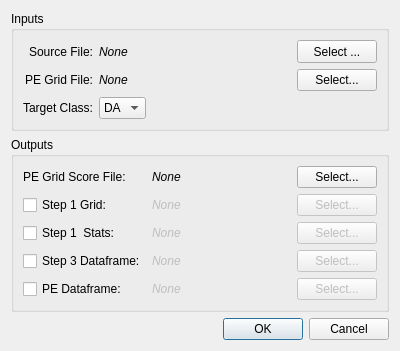
This is QTForms/RunPEDlg.ui in NETL-RIC/URC-Assessment-Method as Qt 5 draws it before an edit. The edited form follows.
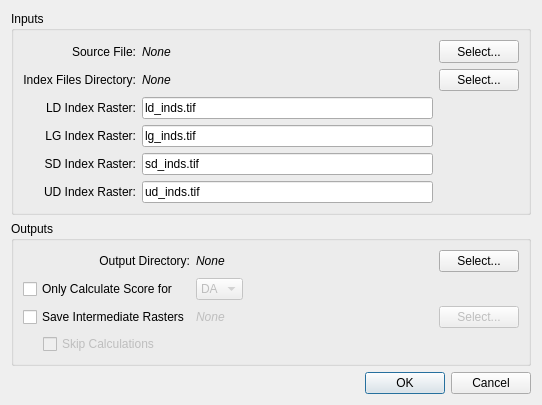
This is the edited form. Custom widgets are drawn as their Qt base class.

```diff
--- a/QTForms/RunPEDlg.ui
+++ b/QTForms/RunPEDlg.ui
@@ -6,8 +6,8 @@
    <rect>
     <x>0</x>
     <y>0</y>
-    <width>400</width>
-    <height>336</height>
+    <width>542</width>
+    <height>396</height>
    </rect>
   </property>
   <property name="windowTitle">
@@ -22,18 +22,25 @@
      <property name="title">
       <string>Inputs</string>
      </property>
-     <layout class="QGridLayout" name="gridLayout" columnstretch="0,0,0,0">
+     <layout class="QGridLayout" name="gridLayout" columnstretch="0,1,0">
       <property name="sizeConstraint">
        <enum>QLayout::SetMaximumSize</enum>
       </property>
+      <item row="3" column="0">
+       <widget class="QLabel" name="label_7">
+        <property name="text">
+         <string>LG Index Raster:</string>
+        </property>
+        <property name="alignment">
+         <set>Qt::AlignRight|Qt::AlignTrailing|Qt::AlignVCenter</set>
+        </property>
+        <property name="indent">
+         <number>-1</number>
+        </property>
+       </widget>
+      </item>
       <item row="1" column="1">
-       <widget class="ElideLabel" name="gridFileLbl">
-        <property name="sizePolicy">
-         <sizepolicy hsizetype="Minimum" vsizetype="Preferred">
-          <horstretch>0</horstretch>
-          <verstretch>0</verstretch>
-         </sizepolicy>
-        </property>
+       <widget class="ElideLabel" name="indexDirLbl">
         <property name="font">
          <font>
           <italic>true</italic>
@@ -44,43 +51,23 @@
         </property>
        </widget>
       </item>
-      <item row="0" column="0">
-       <widget class="QLabel" name="label">
+      <item row="2" column="0">
+       <widget class="QLabel" name="label_6">
         <property name="text">
-         <string>Source File:</string>
+         <string>LD Index Raster:</string>
         </property>
         <property name="alignment">
          <set>Qt::AlignRight|Qt::AlignTrailing|Qt::AlignVCenter</set>
         </property>
-       </widget>
-      </item>
-      <item row="1" column="0">
-       <widget class="QLabel" name="label_2">
-        <property name="text">
-         <string>PE Grid File:</string>
+        <property name="indent">
+         <number>-1</number>
         </property>
-        <property name="alignment">
-         <set>Qt::AlignRight|Qt::AlignTrailing|Qt::AlignVCenter</set>
-        </property>
        </widget>
       </item>
-      <item row="2" column="2">
-       <spacer name="horizontalSpacer">
-        <property name="orientation">
-         <enum>Qt::Horizontal</enum>
-        </property>
-        <property name="sizeHint" stdset="0">
-         <size>
-          <width>40</width>
-          <height>20</height>
-         </size>
-        </property>
-       </spacer>
-      </item>
       <item row="0" column="1">
        <widget class="ElideLabel" name="gdbLbl">
         <property name="sizePolicy">
-         <sizepolicy hsizetype="Minimum" vsizetype="Preferred">
+         <sizepolicy hsizetype="Preferred" vsizetype="Preferred">
           <horstretch>0</horstretch>
           <verstretch>0</verstretch>
          </sizepolicy>
@@ -98,47 +85,49 @@
         </property>
        </widget>
       </item>
-      <item row="1" column="3">
-       <widget class="QPushButton" name="gridFileButton">
+      <item row="1" column="0">
+       <widget class="QLabel" name="label_5">
         <property name="text">
-         <string>Select...</string>
+         <string>Index Files Directory:</string>
         </property>
+        <property name="alignment">
+         <set>Qt::AlignRight|Qt::AlignTrailing|Qt::AlignVCenter</set>
+        </property>
        </widget>
       </item>
-      <item row="2" column="1">
-       <widget class="QComboBox" name="targetCombo">
+      <item row="4" column="0">
+       <widget class="QLabel" name="label_8">
+        <property name="text">
+         <string>SD Index Raster:</string>
+        </property>
+        <property name="alignment">
+         <set>Qt::AlignRight|Qt::AlignTrailing|Qt::AlignVCenter</set>
+        </property>
+        <property name="indent">
+         <number>-1</number>
+        </property>
+       </widget>
+      </item>
+      <item row="0" column="0">
+       <widget class="QLabel" name="label">
         <property name="sizePolicy">
-         <sizepolicy hsizetype="Maximum" vsizetype="Fixed">
+         <sizepolicy hsizetype="Preferred" vsizetype="Preferred">
           <horstretch>0</horstretch>
           <verstretch>0</verstretch>
          </sizepolicy>
         </property>
-        <item>
-         <property name="text">
-          <string>DA</string>
-         </property>
-        </item>
-        <item>
-         <property name="text">
-          <string>DS</string>
-         </property>
-        </item>
-       </widget>
-      </item>
-      <item row="2" column="0">
-       <widget class="QLabel" name="label_4">
         <property name="text">
-         <string>Target Class:</string>
+         <string>Source File:</string>
         </property>
         <property name="alignment">
          <set>Qt::AlignRight|Qt::AlignTrailing|Qt::AlignVCenter</set>
         </property>
        </widget>
       </item>
-      <item row="0" column="3">
+      <item row="0" column="2">
        <widget class="QToolButton" name="srcToolButton">
         <property name="sizePolicy">
-         <sizepolicy hsizetype="Minimum" vsizetype="Fixed">
+         <sizepolicy hsizetype="Preferred" vsizetype="Fixed">
           <horstretch>0</horstretch>
           <verstretch>0</verstretch>
          </sizepolicy>
@@ -150,7 +139,7 @@
          </size>
         </property>
         <property name="text">
-         <string>Select ...</string>
+         <string>Select...</string>
         </property>
         <property name="iconSize">
          <size>
@@ -169,6 +158,84 @@
         </property>
        </widget>
       </item>
+      <item row="5" column="0">
+       <widget class="QLabel" name="label_9">
+        <property name="text">
+         <string>UD Index Raster:</string>
+        </property>
+        <property name="alignment">
+         <set>Qt::AlignRight|Qt::AlignTrailing|Qt::AlignVCenter</set>
+        </property>
+        <property name="indent">
+         <number>-1</number>
+        </property>
+       </widget>
+      </item>
+      <item row="1" column="2">
+       <widget class="QPushButton" name="inputDirButton">
+        <property name="sizePolicy">
+         <sizepolicy hsizetype="Preferred" vsizetype="Fixed">
+          <horstretch>0</horstretch>
+          <verstretch>0</verstretch>
+         </sizepolicy>
+        </property>
+        <property name="text">
+         <string>Select...</string>
+        </property>
+       </widget>
+      </item>
+      <item row="2" column="1">
+       <widget class="QLineEdit" name="ldIndField">
+        <property name="sizePolicy">
+         <sizepolicy hsizetype="Expanding" vsizetype="Fixed">
+          <horstretch>0</horstretch>
+          <verstretch>0</verstretch>
+         </sizepolicy>
+        </property>
+        <property name="text">
+         <string>ld_inds.tif</string>
+        </property>
+       </widget>
+      </item>
+      <item row="3" column="1">
+       <widget class="QLineEdit" name="lgIndField">
+        <property name="sizePolicy">
+         <sizepolicy hsizetype="Expanding" vsizetype="Fixed">
+          <horstretch>0</horstretch>
+          <verstretch>0</verstretch>
+         </sizepolicy>
+        </property>
+        <property name="text">
+         <string>lg_inds.tif</string>
+        </property>
+       </widget>
+      </item>
+      <item row="4" column="1">
+       <widget class="QLineEdit" name="sdIndField">
+        <property name="sizePolicy">
+         <sizepolicy hsizetype="Expanding" vsizetype="Fixed">
+          <horstretch>0</horstretch>
+          <verstretch>0</verstretch>
+         </sizepolicy>
+        </property>
+        <property name="text">
+         <string>sd_inds.tif</string>
+        </property>
+       </widget>
+      </item>
+      <item row="5" column="1">
+       <widget class="QLineEdit" name="udIndField">
+        <property name="sizePolicy">
+         <sizepolicy hsizetype="Expanding" vsizetype="Fixed">
+          <horstretch>0</horstretch>
+          <verstretch>0</verstretch>
+         </sizepolicy>
+        </property>
+        <property name="text">
+         <string>ud_inds.tif</string>
+        </property>
+       </widget>
+      </item>
      </layout>
     </widget>
    </item>
@@ -181,15 +248,61 @@
       <property name="sizeConstraint">
        <enum>QLayout::SetDefaultConstraint</enum>
       </property>
+      <item row="1" column="1">
+       <widget class="QComboBox" name="dadsCombo">
+        <property name="enabled">
+         <bool>false</bool>
+        </property>
+        <property name="sizePolicy">
+         <sizepolicy hsizetype="Maximum" vsizetype="Fixed">
+          <horstretch>0</horstretch>
+          <verstretch>0</verstretch>
+         </sizepolicy>
+        </property>
+        <item>
+         <property name="text">
+          <string>DA</string>
+         </property>
+        </item>
+        <item>
+         <property name="text">
+          <string>DS</string>
+         </property>
+        </item>
+       </widget>
+      </item>
       <item row="1" column="0">
        <widget class="QCheckBox" name="s1GridOutCB">
         <property name="text">
-         <string>Step 1 Grid:</string>
+         <string>Only Calculate Score for</string>
         </property>
        </widget>
       </item>
+      <item row="3" column="0">
+       <layout class="QHBoxLayout" name="horizontalLayout">
+        <property name="leftMargin">
+         <number>20</number>
+        </property>
+        <item>
+         <widget class="QCheckBox" name="exitOnRasterCB">
+          <property name="enabled">
+           <bool>false</bool>
+          </property>
+          <property name="text">
+           <string>Skip Calculations</string>
+          </property>
+         </widget>
+        </item>
+       </layout>
+      </item>
       <item row="0" column="1">
-       <widget class="ElideLabel" name="finalGridLbl">
+       <widget class="ElideLabel" name="outDirLbl">
+        <property name="sizePolicy">
+         <sizepolicy hsizetype="Expanding" vsizetype="Preferred">
+          <horstretch>0</horstretch>
+          <verstretch>0</verstretch>
+         </sizepolicy>
+        </property>
         <property name="font">
          <font>
           <italic>true</italic>
@@ -209,6 +322,44 @@
         </property>
        </widget>
       </item>
+      <item row="2" column="0">
+       <widget class="QCheckBox" name="rasterDirCB">
+        <property name="text">
+         <string>Save Intermediate Rasters</string>
+        </property>
+       </widget>
+      </item>
+      <item row="2" column="1">
+       <widget class="ElideLabel" name="rasterDirLbl">
+        <property name="enabled">
+         <bool>false</bool>
+        </property>
+        <property name="sizePolicy">
+         <sizepolicy hsizetype="Expanding" vsizetype="Preferred">
+          <horstretch>0</horstretch>
+          <verstretch>0</verstretch>
+         </sizepolicy>
+        </property>
+        <property name="font">
+         <font>
+          <italic>true</italic>
+         </font>
+        </property>
+        <property name="text">
+         <string>None</string>
+        </property>
+       </widget>
+      </item>
+      <item row="2" column="2">
+       <widget class="QPushButton" name="rasterDirButton">
+        <property name="enabled">
+         <bool>false</bool>
+        </property>
+        <property name="text">
+         <string>Select...</string>
+        </property>
+       </widget>
+      </item>
       <item row="0" column="2">
        <widget class="QPushButton" name="finalGridButton">
         <property name="text">
@@ -219,128 +370,10 @@
       <item row="0" column="0">
        <widget class="QLabel" name="label_3">
         <property name="text">
-         <string>PE Grid Score File:</string>
+         <string>Output Directory:</string>
         </property>
-       </widget>
-      </item>
-      <item row="2" column="1">
-       <widget class="ElideLabel" name="s1StatOutLbl">
-        <property name="enabled">
-         <bool>false</bool>
-        </property>
-        <property name="font">
-         <font>
-          <italic>true</italic>
-         </font>
-        </property>
-        <property name="text">
-         <string>None</string>
-        </property>
-       </widget>
-      </item>
-      <item row="2" column="2">
-       <widget class="QPushButton" name="s1StatOutButton">
-        <property name="enabled">
-         <bool>false</bool>
-        </property>
-        <property name="text">
-         <string>Select...</string>
-        </property>
-       </widget>
-      </item>
-      <item row="4" column="0">
-       <widget class="QCheckBox" name="PEDataframeOutCB">
-        <property name="text">
-         <string>PE Dataframe:</string>
-        </property>
-       </widget>
-      </item>
-      <item row="2" column="0">
-       <widget class="QCheckBox" name="s1StatOutCB">
-        <property name="text">
-         <string>Step 1  Stats:</string>
-        </property>
-       </widget>
-      </item>
-      <item row="4" column="2">
-       <widget class="QPushButton" name="PEDataframeOutButton">
-        <property name="enabled">
-         <bool>false</bool>
-        </property>
-        <property name="text">
-         <string>Select...</string>
-        </property>
-       </widget>
-      </item>
-      <item row="1" column="2">
-       <widget class="QPushButton" name="s1GridOutButton">
-        <property name="enabled">
-         <bool>false</bool>
-        </property>
-        <property name="text">
-         <string>Select...</string>
-        </property>
-       </widget>
-      </item>
-      <item row="1" column="1">
-       <widget class="ElideLabel" name="s1GridOutLbl">
-        <property name="enabled">
-         <bool>false</bool>
-        </property>
-        <property name="font">
-         <font>
-          <italic>true</italic>
-         </font>
-        </property>
-        <property name="text">
-         <string>None</string>
-        </property>
-       </widget>
-      </item>
-      <item row="3" column="0">
-       <widget class="QCheckBox" name="s3DataframeOutCB">
-        <property name="text">
-         <string>Step 3 Dataframe:</string>
-        </property>
-       </widget>
-      </item>
-      <item row="3" column="1">
-       <widget class="ElideLabel" name="s3DataframeOutLbl">
-        <property name="enabled">
-         <bool>false</bool>
-        </property>
-        <property name="font">
-         <font>
-          <italic>true</italic>
-         </font>
-        </property>
-        <property name="text">
-         <string>None</string>
-        </property>
-       </widget>
-      </item>
-      <item row="3" column="2">
-       <widget class="QPushButton" name="s3DataframeOutButton">
-        <property name="enabled">
-         <bool>false</bool>
-        </property>
-        <property name="text">
-         <string>Select...</string>
-        </property>
-       </widget>
-      </item>
-      <item row="4" column="1">
-       <widget class="ElideLabel" name="PEDataframeOutLbl">
-        <property name="enabled">
-         <bool>false</bool>
-        </property>
-        <property name="font">
-         <font>
-          <italic>true</italic>
-         </font>
-        </property>
-        <property name="text">
-         <string>None</string>
+        <property name="alignment">
+         <set>Qt::AlignRight|Qt::AlignTrailing|Qt::AlignVCenter</set>
         </property>
        </widget>
       </item>
```
Left out of the diff: 4 changed lines with no effect on the pictures.
